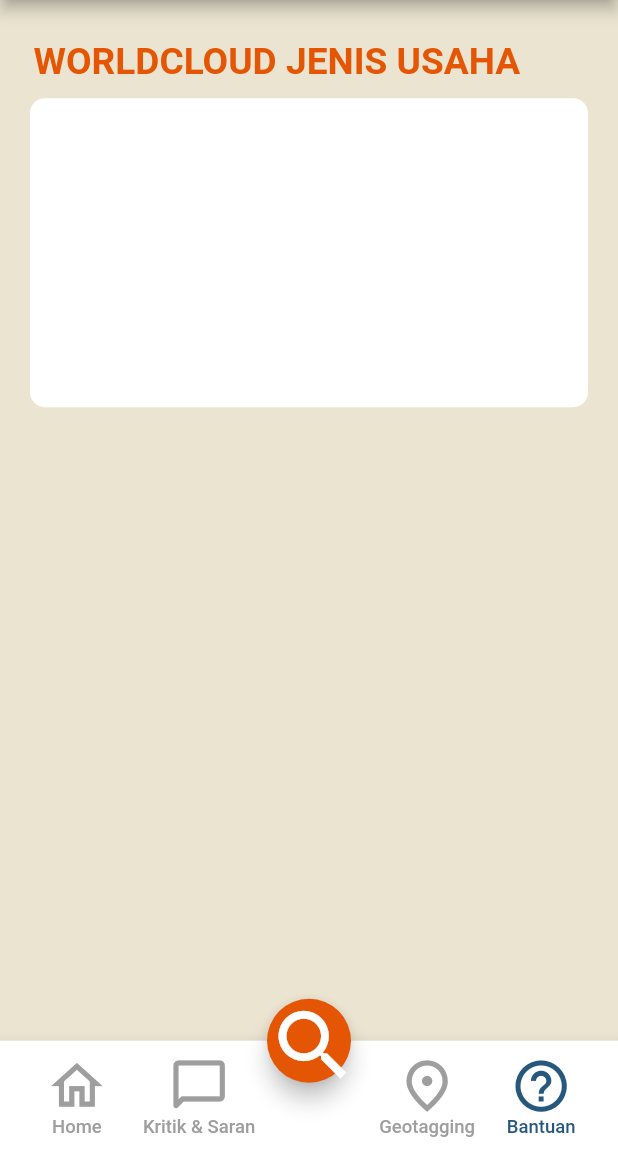
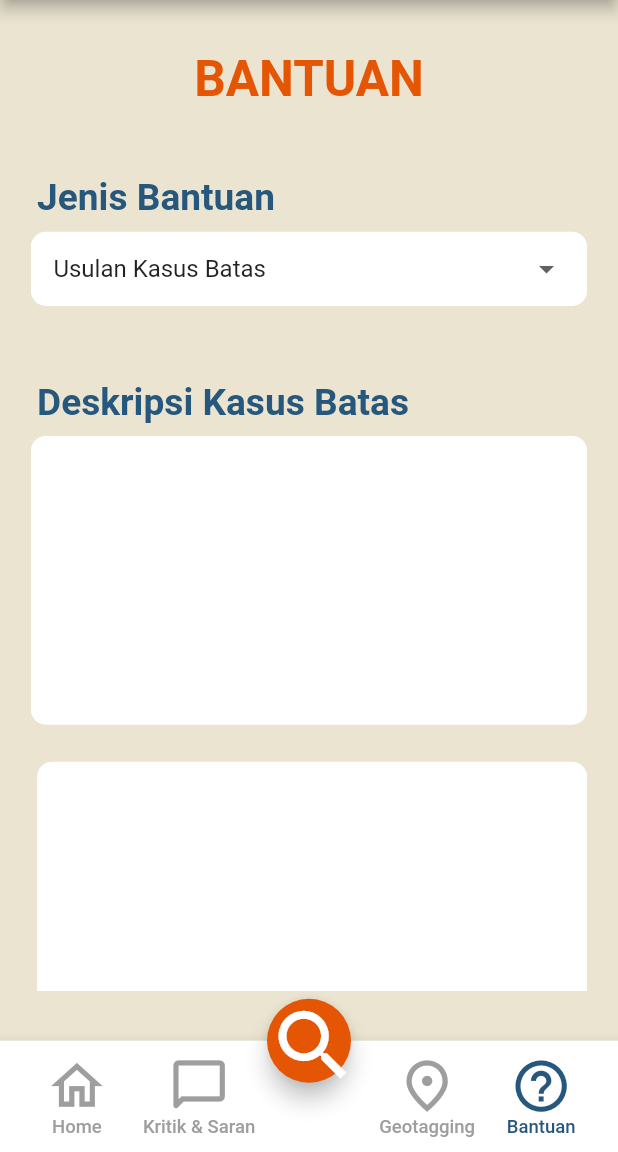
Before and after one commit to danimat15/SiJaliProject, a Flutter app: the screen it shows after launch, after a tap on "Get Started", after a tap on "Login", after a tap on "Bantuan", on a phone screen of 412 x 824 dp, the part 84-1236 px from its top. Run offline on Flutter 3.47's test engine with Material 2 defaults, Android fonts, the phone set to English and light mode, and no system bars; our stand-ins replace image_picker.

Commit message:
menambahkan bantuan

```diff
--- /dev/null
+++ b/lib/bantuan.dart
@@ -0,0 +1,238 @@
+import 'dart:io';
+
+import 'package:flutter/material.dart';
+import 'package:image_picker/image_picker.dart';
+
+class Bantuan extends StatefulWidget {
+  const Bantuan({super.key});
+
+  @override
+  State<Bantuan> createState() => _BantuanState();
+}
+
+class _BantuanState extends State<Bantuan> {
+  String selectedValue =
+      'Usulan Kasus Batas'; //Nilai default yang dipilih dalam dropdown
+  List<String> dropdownItems = [
+    'Usulan Kasus Batas',
+    'Permasalahan Pencacahan',
+    'Lainnya'
+  ];
+
+  File? image;
+  Future getImageGalery() async {
+    final ImagePicker picker = ImagePicker();
+    final XFile? imagePicked =
+        await picker.pickImage(source: ImageSource.gallery);
+    if (imagePicked != null) {
+      image = File(imagePicked.path);
+      setState(() {});
+    }
+  }
+
+  Future getImageFoto() async {
+    final ImagePicker picker = ImagePicker();
+    final XFile? imagePicked =
+        await picker.pickImage(source: ImageSource.camera);
+    if (imagePicked != null) {
+      image = File(imagePicked.path);
+      setState(() {});
+    }
+  }
+
+  @override
+  Widget build(BuildContext context) {
+    final mediaQueryHeight = MediaQuery.of(context).size.height;
+    final mediaQueryWidth = MediaQuery.of(context).size.width;
+    return Scaffold(
+        body: Container(
+            color: Color(0xFFEBE4D1),
+            child: Padding(
+              padding: EdgeInsets.only(
+                  top: mediaQueryWidth * 0.08,
+                  left: mediaQueryWidth * 0.05,
+                  right: mediaQueryWidth * 0.05,
+                  bottom: mediaQueryWidth * 0.08),
+              child: SingleChildScrollView(
+                child: Column(
+                  children: [
+                    Container(
+                        margin: EdgeInsets.only(bottom: mediaQueryWidth * 0.05),
+                        child: Text(
+                          'BANTUAN',
+                          textAlign: TextAlign.start,
+                          style: TextStyle(
+                            fontSize: mediaQueryHeight * 0.04,
+                            fontWeight: FontWeight.bold,
+                            color: Color(0xFFE55604),
+                          ),
+                        )),
+                    Container(
+                      alignment: Alignment.centerLeft,
+                      margin: EdgeInsets.only(
+                          top: mediaQueryHeight * 0.03,
+                          left: mediaQueryWidth * 0.01,
+                          bottom: mediaQueryHeight * 0.01),
+                      child: Text(
+                        'Jenis Bantuan',
+                        textAlign: TextAlign.start,
+                        style: TextStyle(
+                          fontSize: mediaQueryHeight * 0.03,
+                          fontWeight: FontWeight.bold,
+                          color: Color(0xFF26577C),
+                        ),
+                      ),
+                    ),
+                    Padding(
+                      padding: EdgeInsets.only(bottom: mediaQueryHeight * 0.02),
+                      child: Container(
+                        // width: 350,
+
+                        height: mediaQueryHeight * 0.06,
+                        decoration: BoxDecoration(
+                          color: const Color(
+                              0xFFFFFFFF), // Untuk menambahkan border
+                          borderRadius: BorderRadius.circular(
+                              10.0), // Untuk menambahkan sudut bulat
+                        ),
+                        child: Padding(
+                          padding: const EdgeInsets.symmetric(
+                            vertical: 3,
+                            horizontal: 15,
+                          ),
+                          child: DropdownButton<String>(
+                            isExpanded: true,
+                            value: selectedValue,
+                            onChanged: (String? newValue) {
+                              setState(() {
+                                selectedValue = newValue!;
+                              });
+                            },
+                            items: dropdownItems.map((String item) {
+                              return DropdownMenuItem<String>(
+                                value: item,
+                                child: Text(item),
+                              );
+                            }).toList(),
+                            underline: Container(),
+                          ),
+                        ),
+                      ),
+                    ),
+                    Padding(
+                      padding: EdgeInsets.only(top: mediaQueryHeight * 0.01),
+                      child: Column(children: [
+                        Container(
+                            alignment: Alignment.centerLeft,
+                            margin: EdgeInsets.only(
+                                top: mediaQueryHeight * 0.03,
+                                left: mediaQueryWidth * 0.01,
+                                bottom: mediaQueryHeight * 0.01),
+                            child: Text(
+                              'Deskripsi Kasus Batas',
+                              textAlign: TextAlign.start,
+                              style: TextStyle(
+                                fontSize: mediaQueryHeight * 0.03,
+                                fontWeight: FontWeight.bold,
+                                color: Color(0xFF26577C),
+                              ),
+                            )),
+                        Container(
+                          // height: 180,
+                          decoration: BoxDecoration(
+                            borderRadius: BorderRadius.circular(10),
+                            color: Color(0xFFFFFFFF),
+                          ),
+                          child: Column(
+                            children: [
+                              SizedBox(height: mediaQueryHeight * 0.02),
+                              TextField(
+                                keyboardType: TextInputType.multiline,
+                                maxLines: 8,
+                                decoration:
+                                    InputDecoration(border: InputBorder.none),
+                              )
+                            ],
+                          ),
+                        )
+                      ]),
+                    ),
+                    Container(
+                      margin: EdgeInsets.only(
+                          top: mediaQueryHeight * 0.03,
+                          left: mediaQueryWidth * 0.01,
+                          bottom: mediaQueryHeight * 0.01),
+                      height: mediaQueryHeight * 0.3,
+                      decoration: BoxDecoration(
+                        borderRadius: BorderRadius.circular(10),
+                        color: Color(0xFFFFFFFF),
+                      ),
+                    ),
+                    Padding(
+                      padding: EdgeInsets.only(
+                          top: mediaQueryHeight * 0.02,
+                          left: mediaQueryWidth * 0.01),
+                      child: Row(
+                        mainAxisAlignment: MainAxisAlignment.spaceBetween,
+                        children: [
+                          MaterialButton(
+                            color: const Color(0xFF26577C),
+                            shape: RoundedRectangleBorder(
+                              borderRadius: BorderRadius.circular(10),
+                            ),
+                            onPressed: () async {
+                              image != null
+                                  ? SizedBox(
+                                      height: mediaQueryHeight * 0.3,
+                                      width: mediaQueryWidth,
+                                      child: Image.file(
+                                        image!,
+                                        fit: BoxFit.cover,
+                                      ))
+                                  : await getImageGalery();
+                            },
+                            child: Padding(
+                              padding: EdgeInsets.all(mediaQueryWidth * 0.03),
+                              child: Text("Dari Galery",
+                                  style: TextStyle(
+                                    color: const Color(0xFFFFFFFF),
+                                    fontSize: mediaQueryHeight * 0.02,
+                                    fontWeight: FontWeight.w500,
+                                  )),
+                            ),
+                          ),
+                          MaterialButton(
+                            color: const Color(0xFF26577C),
+                            shape: RoundedRectangleBorder(
+                              borderRadius: BorderRadius.circular(10),
+                            ),
+                            onPressed: () async {
+                              image != null
+                                  ? SizedBox(
+                                      height: mediaQueryHeight * 0.3,
+                                      width: mediaQueryWidth,
+                                      child: Image.file(
+                                        image!,
+                                        fit: BoxFit.cover,
+                                      ))
+                                  : await getImageFoto();
+                            },
+                            child: Padding(
+                              padding: EdgeInsets.all(mediaQueryWidth * 0.03),
+                              child: Text("Dari Camera",
+                                  style: TextStyle(
+                                    color: const Color(0xFFFFFFFF),
+                                    fontSize: mediaQueryHeight * 0.02,
+                                    fontWeight: FontWeight.w500,
+                                  )),
+                            ),
+                          ),
+                        ],
+                      ),
+                    ),
+                  ],
+                ),
+              ),
+            )));
+  }
+}
--- a/lib/home.dart
+++ b/lib/home.dart
@@ -4,6 +4,7 @@
 import 'package:flutter/material.dart';
 import 'package:sijaliproject/dashboard.dart';
 import 'package:sijaliproject/sidebar.dart';
+import 'package:sijaliproject/bantuan.dart';
 
 class Home extends StatefulWidget {
   final Widget initialScreen;
@@ -180,7 +181,7 @@
                     padding: EdgeInsets.all(0),
                     onPressed: () {
                       setState(() {
-                        currentScreen = const Dashboard();
+                        currentScreen = const Bantuan();
                         currentTab = 3;
                       });
                     },
--- a/pubspec.yaml
+++ b/pubspec.yaml
@@ -9,6 +9,8 @@
 dependencies:
   flutter:
     sdk: flutter
+  image_picker: ^1.0.4
+
 
 dev_dependencies:
   flutter_test:
```
Also changed, not shown: pubspec.lock, 5 other files.
